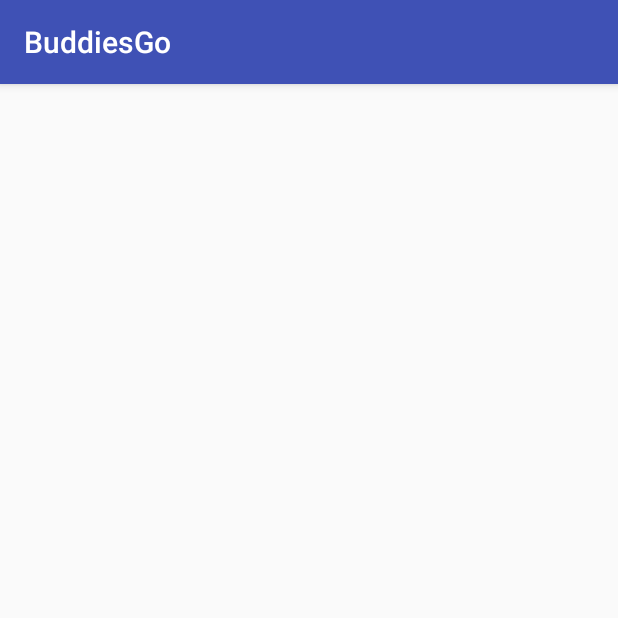
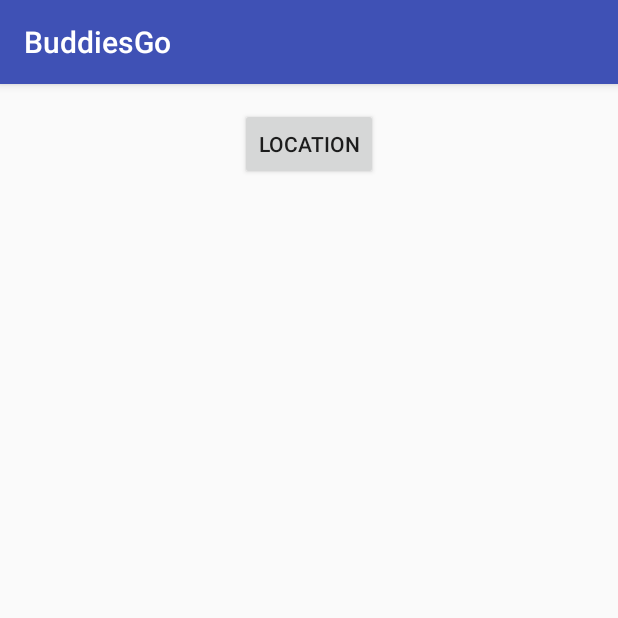
Before and after one commit to YoWenqin/BuddiesGo, an Android app: the BuddiesActivity screen opened directly, with no data from a screen before it, on a phone screen of 412 x 824 dp, the top half of it. Run offline under Robolectric (Android 15) with nearby library versions, the phone set to English and light mode, and no system bars.

Commit message:
GPS works

```diff
--- a/app/src/main/java/com/sqh/buddiesgo/BuddiesActivity.java
+++ b/app/src/main/java/com/sqh/buddiesgo/BuddiesActivity.java
@@ -2,13 +2,43 @@ package com.sqh.buddiesgo;
 
 import android.support.v7.app.AppCompatActivity;
 import android.os.Bundle;
+import android.util.Log;
+import android.view.View;
+import android.widget.Button;
+import android.widget.Toast;
 
 public class BuddiesActivity extends AppCompatActivity {
+    Button btnShowLocation;
+    GPSTracker gps;
 
     @Override
     protected void onCreate(Bundle savedInstanceState) {
         super.onCreate(savedInstanceState);
         setContentView(R.layout.activity_buddies);
 
+        btnShowLocation = (Button) findViewById(R.id.GetLoc);
+
+        // show location button click event
+        btnShowLocation.setOnClickListener(new View.OnClickListener() {
+            @Override
+            public void onClick(View arg0) {
+                // create class object
+                gps = new GPSTracker(BuddiesActivity.this);
+
+                // check if GPS enabled
+                if(gps.canGetLocation()){
+                    double lati = gps.getLatitude();
+                    double longi = gps.getLongitude();
+                    Log.d("lat",Double.toString(lati));
+                    Log.d("longi",Double.toString(longi));
+
+                // can't get location
+                    // GPS or Network is not enabled
+                    // Ask user to enable GPS/network in settings
+                }else{gps.showSettingsAlert();}
+
+            }
+        });
+
     }
 }
--- a/app/src/main/res/layout/activity_buddies.xml
+++ b/app/src/main/res/layout/activity_buddies.xml
@@ -10,4 +10,17 @@
     android:paddingTop="@dimen/activity_vertical_margin"
     tools:context="com.sqh.buddiesgo.BuddiesActivity">
 
+    <Button
+        android:text="Location"
+        android:layout_width="wrap_content"
+        android:layout_height="wrap_content"
+        android:layout_centerHorizontal="true"
+        android:id="@+id/GetLoc" />
+    <ListView
+        android:layout_below="@id/GetLoc"
+        android:id="@+id/budList"
+        android:layout_width="match_parent"
+        android:layout_height="wrap_content">
+
+    </ListView>
 </RelativeLayout>
```
Also changed, not shown: 2 other files.
